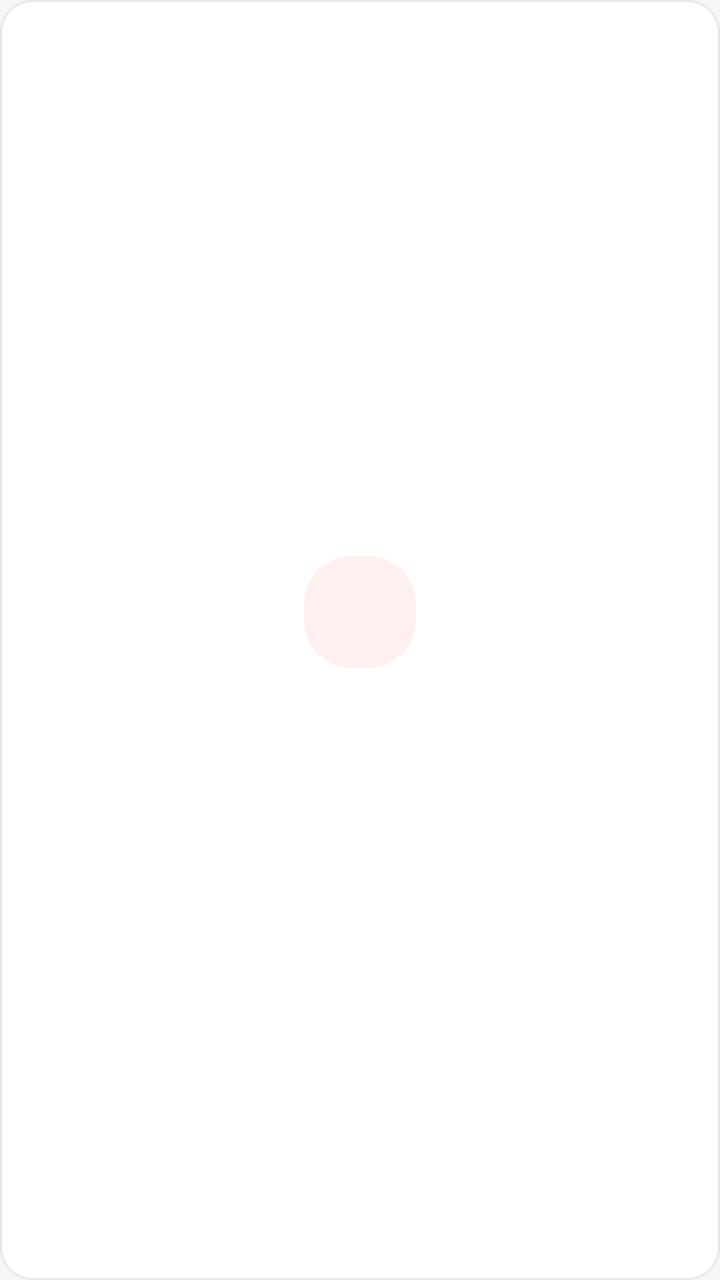
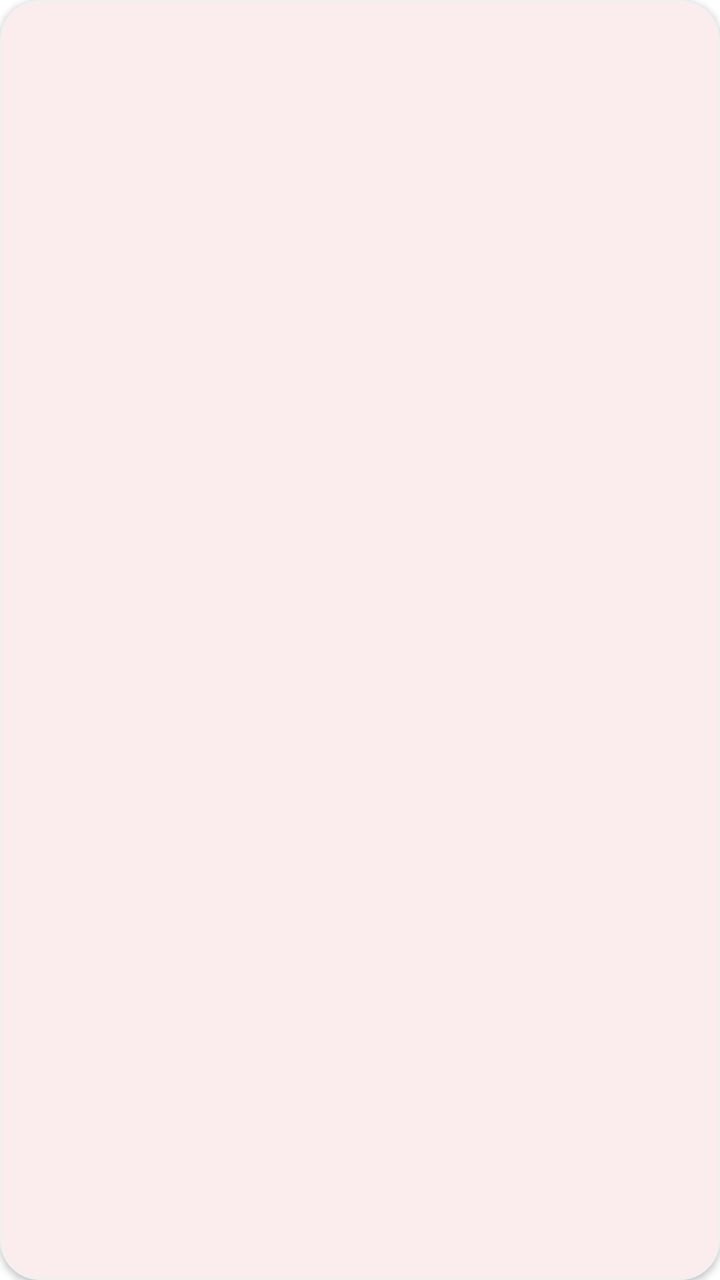

An Android layout rendered at two revisions. The XML below is the earlier revision; the diff shows what the commit changed to produce the second picture.
<!-- AndroidManifest.xml: application theme Theme.PayPTITHCM -->
<!-- res/layout/item_home.xml -->
<?xml version="1.0" encoding="utf-8"?>
<LinearLayout xmlns:android="http://schemas.android.com/apk/res/android"
    xmlns:app="http://schemas.android.com/apk/res-auto"
    android:layout_width="match_parent"
    android:layout_height="wrap_content"
    android:gravity="center"
    android:padding="16dp"
    android:background="@drawable/bg_home_item"
    android:orientation="vertical"
    android:clickable="true"
    android:focusable="true">

    
    <LinearLayout
        android:layout_width="56dp"
        android:layout_height="56dp"
        android:background="@drawable/bg_icon_circle"
        android:gravity="center">
        <ImageView
            android:id="@+id/imgIcon"
            android:layout_width="28dp"
            android:layout_height="28dp"
            app:tint="@color/ptit_red"/>
    </LinearLayout>

    <TextView
        android:id="@+id/tvTitle"
        android:layout_width="wrap_content"
        android:layout_height="wrap_content"
        android:layout_marginTop="10dp"
        android:textColor="@color/text_main"
        android:textStyle="bold"
        android:textSize="13sp"
        android:gravity="center"/>
</LinearLayout>
<!-- resources referenced by this layout -->
<resources>
  <color name="ptit_red">#CE0707</color>
  <color name="text_main">#1A1A2E</color>
  <!-- drawable bg_home_item (drawable) -->
  <?xml version="1.0" encoding="utf-8"?>
  <selector xmlns:android="http://schemas.android.com/apk/res/android">
      <item android:state_pressed="true">
          <shape>
              <solid android:color="#E8F5E9"/>
              <corners android:radius="16dp"/>
              <stroke android:width="1dp" android:color="#A5D6A7"/>
          </shape>
      </item>
      <item>
          <shape>
              <solid android:color="@color/white"/>
              <corners android:radius="16dp"/>
              <stroke android:width="1dp" android:color="@color/divider"/>
          </shape>
      </item>
  </selector>
  <!-- drawable bg_icon_circle (drawable) -->
  <?xml version="1.0" encoding="utf-8"?>
  <shape xmlns:android="http://schemas.android.com/apk/res/android">
      <solid android:color="#FFF0F0"/>
      <corners android:radius="24dp"/>
  </shape>
  <style name="Theme.PayPTITHCM" parent="Base.Theme.PayPTITHCM" />
  <color name="white">#FFFFFF</color>
  <color name="divider">#E5E7EB</color>
  <style name="Base.Theme.PayPTITHCM" parent="Theme.Material3.DayNight.NoActionBar">
          <item name="colorPrimary">@color/ptit_red</item>
          <item name="colorPrimaryVariant">@color/ptit_red_dark</item>
          <item name="colorOnPrimary">@color/white</item>
          <item name="colorSurface">@color/white</item>
          <item name="android:colorBackground">@color/bg_gray</item>
          <item name="android:statusBarColor">@color/ptit_red</item>
          <item name="android:windowBackground">@color/bg_gray</item>
          <item name="android:fontFamily">sans-serif</item>
      </style>
  <color name="ptit_red_dark">#A30505</color>
  <color name="bg_gray">#F4F6F9</color>
</resources>

<!-- the commit's change to res/layout/item_home.xml (unified diff, before → after) -->
@@ -1,35 +1,49 @@
 <?xml version="1.0" encoding="utf-8"?>
-<LinearLayout xmlns:android="http://schemas.android.com/apk/res/android"
+<com.google.android.material.card.MaterialCardView xmlns:android="http://schemas.android.com/apk/res/android"
     xmlns:app="http://schemas.android.com/apk/res-auto"
     android:layout_width="match_parent"
     android:layout_height="wrap_content"
-    android:gravity="center"
-    android:padding="16dp"
-    android:background="@drawable/bg_home_item"
-    android:orientation="vertical"
+    android:layout_margin="4dp"
+    app:cardCornerRadius="20dp"
+    app:cardElevation="2dp"
+    app:strokeWidth="1dp"
+    app:strokeColor="#F0F0F0"
     android:clickable="true"
     android:focusable="true">
 
-    
     <LinearLayout
-        android:layout_width="56dp"
-        android:layout_height="56dp"
-        android:background="@drawable/bg_icon_circle"
-        android:gravity="center">
-        <ImageView
-            android:id="@+id/imgIcon"
-            android:layout_width="28dp"
-            android:layout_height="28dp"
-            app:tint="@color/ptit_red"/>
+        android:layout_width="match_parent"
+        android:layout_height="wrap_content"
+        android:gravity="center"
+        android:orientation="vertical"
+        android:padding="20dp">
+
+        
+        <com.google.android.material.card.MaterialCardView
+            android:layout_width="64dp"
+            android:layout_height="64dp"
+            app:cardBackgroundColor="@color/ptit_red_light"
+            app:cardCornerRadius="32dp"
+            app:cardElevation="0dp"
+            app:strokeWidth="0dp">
+
+            <ImageView
+                android:id="@+id/imgIcon"
+                android:layout_width="32dp"
+                android:layout_height="32dp"
+                android:layout_gravity="center"
+                app:tint="@color/ptit_red" />
+        </com.google.android.material.card.MaterialCardView>
+
+        <TextView
+            android:id="@+id/tvTitle"
+            android:layout_width="wrap_content"
+            android:layout_height="wrap_content"
+            android:layout_marginTop="12dp"
+            android:textColor="@color/text_main"
+            android:textSize="14sp"
+            android:textStyle="bold"
+            android:gravity="center" />
+
     </LinearLayout>
-
-    <TextView
-        android:id="@+id/tvTitle"
-        android:layout_width="wrap_content"
-        android:layout_height="wrap_content"
-        android:layout_marginTop="10dp"
-        android:textColor="@color/text_main"
-        android:textStyle="bold"
-        android:textSize="13sp"
-        android:gravity="center"/>
-</LinearLayout>
+</com.google.android.material.card.MaterialCardView>
<!-- resource entries referenced after the edit -->
@@ -1,37 +1,11 @@
 <!-- resources referenced by this layout -->
 <resources>
   <color name="ptit_red">#CE0707</color>
-  <color name="text_main">#1A1A2E</color>
-  <!-- drawable bg_home_item (drawable) -->
-  <?xml version="1.0" encoding="utf-8"?>
-  <selector xmlns:android="http://schemas.android.com/apk/res/android">
-      <item android:state_pressed="true">
-          <shape>
-              <solid android:color="#E8F5E9"/>
-              <corners android:radius="16dp"/>
-              <stroke android:width="1dp" android:color="#A5D6A7"/>
-          </shape>
-      </item>
-      <item>
-          <shape>
-              <solid android:color="@color/white"/>
-              <corners android:radius="16dp"/>
-              <stroke android:width="1dp" android:color="@color/divider"/>
-          </shape>
-      </item>
-  </selector>
-  <!-- drawable bg_icon_circle (drawable) -->
-  <?xml version="1.0" encoding="utf-8"?>
-  <shape xmlns:android="http://schemas.android.com/apk/res/android">
-      <solid android:color="#FFF0F0"/>
-      <corners android:radius="24dp"/>
-  </shape>
+  <color name="text_main">#212121</color>
   <style name="Theme.PayPTITHCM" parent="Base.Theme.PayPTITHCM" />
   <color name="white">#FFFFFF</color>
-  <color name="divider">#E5E7EB</color>
   <style name="Base.Theme.PayPTITHCM" parent="Theme.Material3.DayNight.NoActionBar">
           <item name="colorPrimary">@color/ptit_red</item>
-          <item name="colorPrimaryVariant">@color/ptit_red_dark</item>
           <item name="colorOnPrimary">@color/white</item>
           <item name="colorSurface">@color/white</item>
           <item name="android:colorBackground">@color/bg_gray</item>
@@ -39,7 +13,5 @@
           <item name="android:windowBackground">@color/bg_gray</item>
           <item name="android:fontFamily">sans-serif</item>
       </style>
-  <color name="ptit_red_dark">#A30505</color>
-  <color name="bg_gray">#F4F6F9</color>
 </resources>
 
